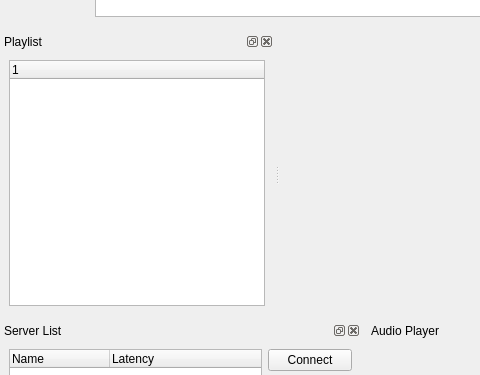
This is src/qt-client/MainWindow.ui in dgeelen/dmplayer as Qt 5 draws it before an edit; both pictures show x 0 to 480 and y 250 to 625 of the 1042 by 800 pixel window. The edited form follows.
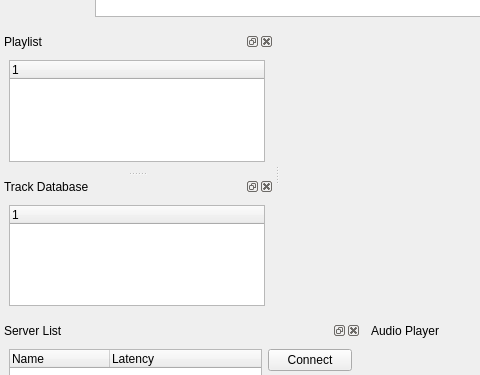
This is the edited form. Icons and pictures are not drawn. Custom widgets are drawn as their Qt base class.

Patch:
```diff
--- a/src/qt-client/MainWindow.ui
+++ b/src/qt-client/MainWindow.ui
@@ -489,7 +489,34 @@
    <widget class="QWidget" name="dockWidgetContents_5" >
     <layout class="QHBoxLayout" >
      <item>
-      <widget class="QPlaylist" name="PlayListWidget" />
+      <widget class="QPlaylist" name="PlayListWidget" >
+       <column>
+        <property name="text" >
+         <string>1</string>
+        </property>
+       </column>
+      </widget>
+     </item>
+    </layout>
+   </widget>
+  </widget>
+  <widget class="QDockWidget" name="dockDatabase" >
+   <property name="windowTitle" >
+    <string>Track Database</string>
+   </property>
+   <attribute name="dockWidgetArea" >
+    <number>1</number>
+   </attribute>
+   <widget class="QWidget" name="dockWidgetContents_7" >
+    <layout class="QHBoxLayout" >
+     <item>
+      <widget class="QPlaylist" name="DataBaseWidget" >
+       <column>
+        <property name="text" >
+         <string>1</string>
+        </property>
+       </column>
+      </widget>
      </item>
     </layout>
    </widget>
```
Left out of the diff: 2 changed lines with no effect on the pictures.
